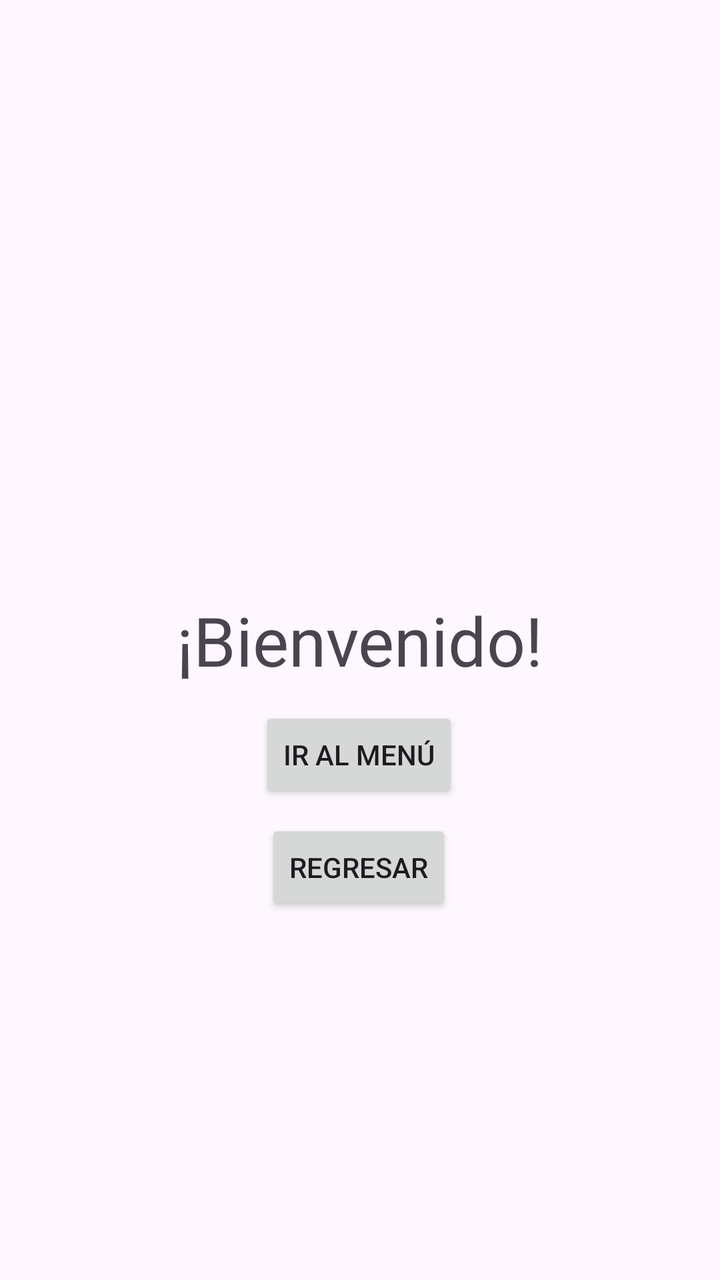
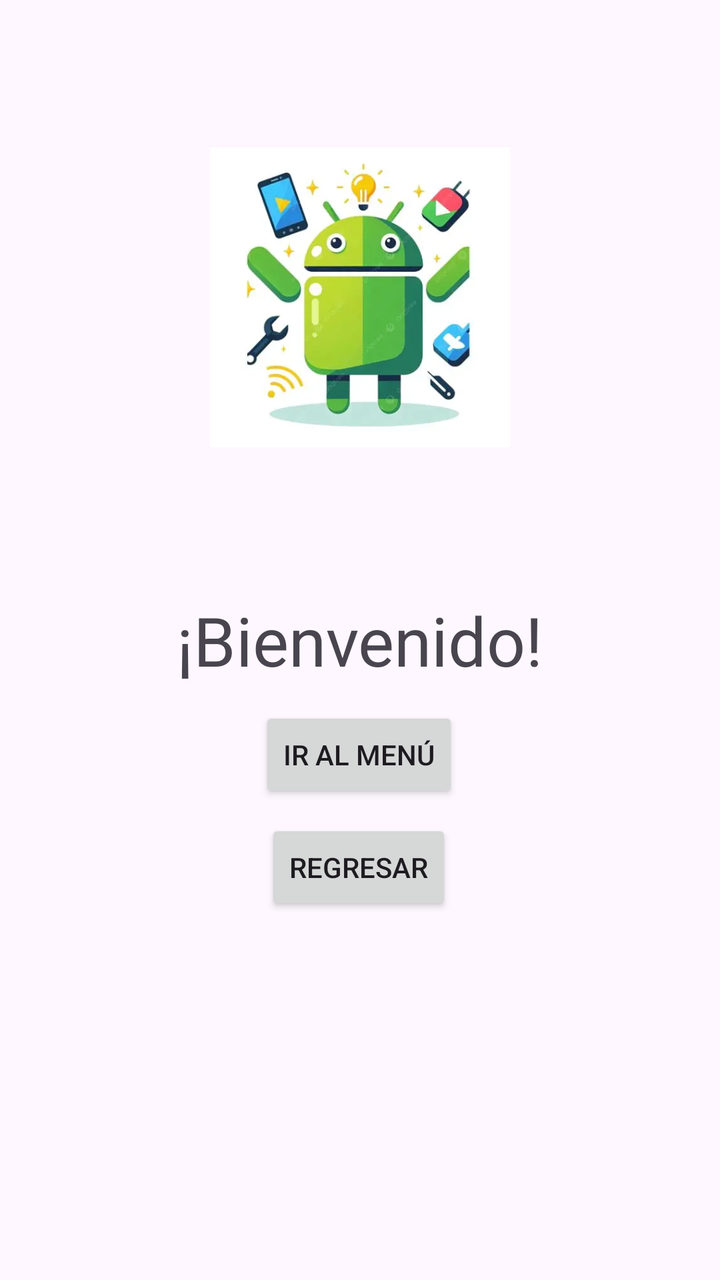

The first picture is an Android layout as it rendered before a commit; the second is the same layout after the commit. The layout source and the unified diff follow.
<!-- AndroidManifest.xml: application theme Theme.PruebaANDROID -->
<!-- res/layout/activity_bienvenida.xml -->
<?xml version="1.0" encoding="utf-8"?>
<androidx.constraintlayout.widget.ConstraintLayout xmlns:android="http://schemas.android.com/apk/res/android"
    xmlns:app="http://schemas.android.com/apk/res-auto"
    xmlns:tools="http://schemas.android.com/tools"
    android:id="@+id/main"
    android:layout_width="match_parent"
    android:layout_height="match_parent"
    tools:context=".Bienvenida">

    <TextView
        android:id="@+id/textView11"
        android:layout_width="wrap_content"
        android:layout_height="wrap_content"
        android:text="@string/welcome"
        android:textSize="34sp"
        app:layout_constraintBottom_toBottomOf="parent"
        app:layout_constraintEnd_toEndOf="parent"
        app:layout_constraintStart_toStartOf="parent"
        app:layout_constraintTop_toTopOf="parent" />

    <Button
        android:id="@+id/button"
        android:layout_width="wrap_content"
        android:layout_height="wrap_content"
        android:text="@string/volver"
        app:layout_constraintBottom_toBottomOf="parent"
        app:layout_constraintEnd_toEndOf="parent"
        app:layout_constraintHorizontal_bias="0.498"
        app:layout_constraintStart_toStartOf="parent"
        app:layout_constraintTop_toTopOf="parent"
        app:layout_constraintVertical_bias="0.692" />

    <Button
        android:id="@+id/button2"
        android:layout_width="wrap_content"
        android:layout_height="wrap_content"
        android:text="@string/menu"
        app:layout_constraintBottom_toBottomOf="parent"
        app:layout_constraintEnd_toEndOf="parent"
        app:layout_constraintHorizontal_bias="0.498"
        app:layout_constraintStart_toStartOf="parent"
        app:layout_constraintTop_toTopOf="parent"
        app:layout_constraintVertical_bias="0.597" />
</androidx.constraintlayout.widget.ConstraintLayout>
<!-- resources referenced by this layout -->
<resources>
  <string name="menu">Ir al menú</string>
  <string name="volver">Regresar</string>
  <string name="welcome">¡Bienvenido!</string>
  <style name="Theme.PruebaANDROID" parent="Base.Theme.PruebaANDROID" />
  <style name="Base.Theme.PruebaANDROID" parent="Theme.Material3.DayNight.NoActionBar">
          
          
      </style>
</resources>

<!-- the commit's change to res/layout/activity_bienvenida.xml (unified diff, before → after) -->
@@ -41,4 +41,16 @@
         app:layout_constraintStart_toStartOf="parent"
         app:layout_constraintTop_toTopOf="parent"
         app:layout_constraintVertical_bias="0.597" />
+
+    <ImageView
+        android:id="@+id/imagenLogo"
+        android:layout_width="150dp"
+        android:layout_height="150dp"
+        android:layout_gravity="center"
+        android:layout_margin="20dp"
+        android:src="@drawable/android"
+        app:layout_constraintBottom_toTopOf="@+id/textView11"
+        app:layout_constraintEnd_toEndOf="parent"
+        app:layout_constraintStart_toStartOf="parent"
+        app:layout_constraintTop_toTopOf="parent" />
 </androidx.constraintlayout.widget.ConstraintLayout>
<!-- resource entries referenced after the edit -->
@@ -1,5 +1,6 @@
 <!-- resources referenced by this layout -->
 <resources>
+  <!-- drawable android: jpg bitmap (drawable, 10630 bytes) -->
   <string name="menu">Ir al menú</string>
   <string name="volver">Regresar</string>
   <string name="welcome">¡Bienvenido!</string>
